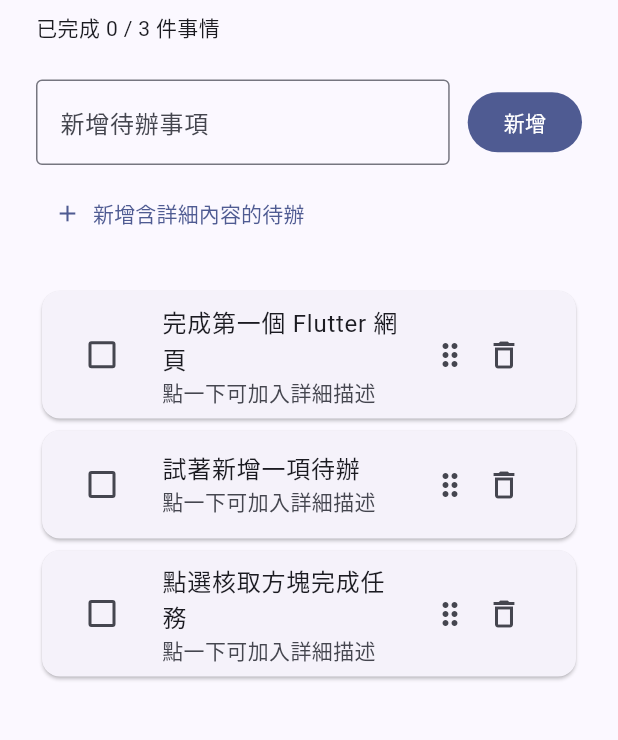
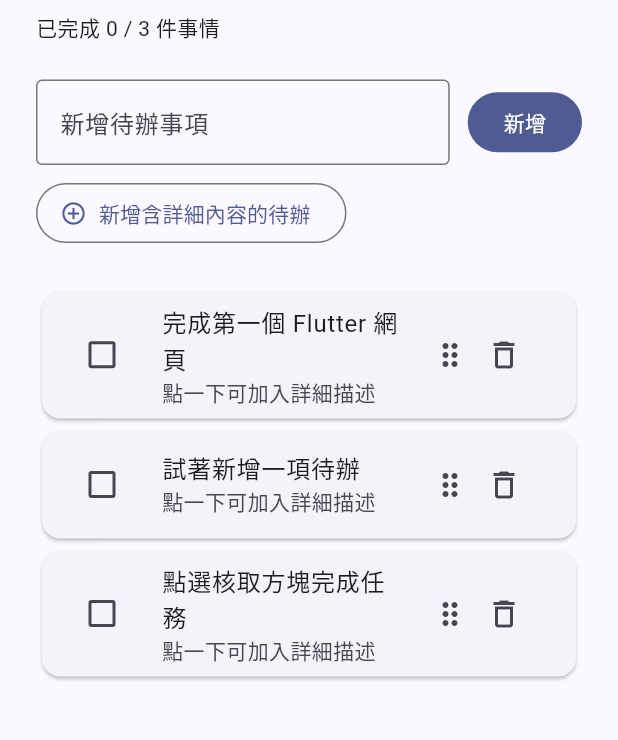
Before and after one commit to DisappearPing/MyFirstAITestApp, a Flutter app: the screen it shows after launch, on a phone screen of 412 x 824 dp, the part 102-842 px from its top. Run offline on Flutter 3.47's test engine with Material 3 defaults, Android fonts, the phone set to English and light mode, and no system bars.

Commit message:
Fix todo add action and completion styling

```diff
--- a/lib/features/todos/presentation/pages/todo_list_page.dart
+++ b/lib/features/todos/presentation/pages/todo_list_page.dart
@@ -99,9 +99,9 @@ class _TodoListPageState extends State<TodoListPage> {
                         ],
                       ),
                       const SizedBox(height: 8),
-                      TextButton.icon(
+                      OutlinedButton.icon(
                         onPressed: () => unawaited(_openEditor()),
-                        icon: const Icon(Icons.add),
+                        icon: const Icon(Icons.add_circle_outline),
                         label: const Text('新增含詳細內容的待辦'),
                       ),
                       const SizedBox(height: 24),
--- a/lib/features/todos/presentation/widgets/todo_list_item.dart
+++ b/lib/features/todos/presentation/widgets/todo_list_item.dart
@@ -38,6 +38,9 @@ class TodoListItem extends StatelessWidget {
                 todo.description,
                 maxLines: 2,
                 overflow: TextOverflow.ellipsis,
+                style: TextStyle(
+                  decoration: todo.isDone ? TextDecoration.lineThrough : null,
+                ),
               ),
         trailing: Row(
           mainAxisSize: MainAxisSize.min,
```
Also changed, not shown: 1 other file.
